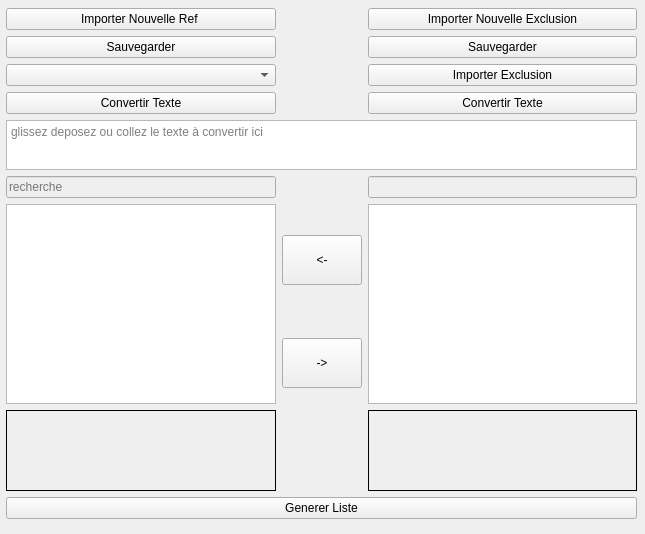
Qt form src/main/python/package/Adress4_UI.ui (pimpim13/PyUtil) before a commit.
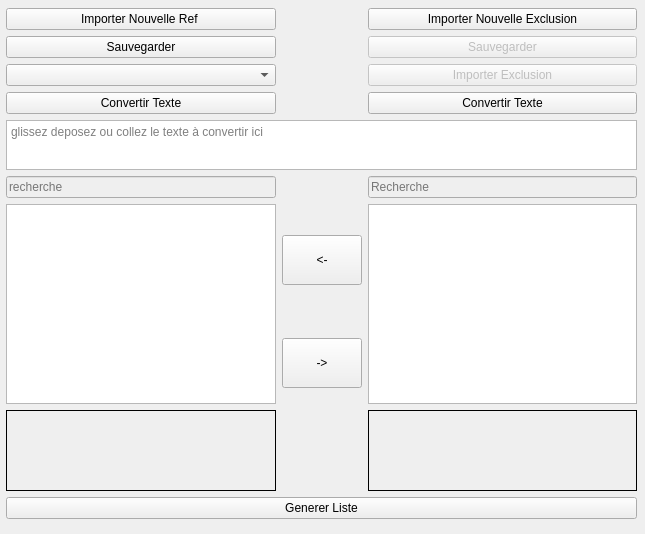
The same form after that commit.

Commit message: Ajout de la recherche sur liste exclusion

Patch:
```diff
--- a/src/main/python/package/Adress4_UI.ui
+++ b/src/main/python/package/Adress4_UI.ui
@@ -72,6 +72,9 @@
     </item>
     <item row="1" column="2">
      <widget class="QPushButton" name="btn_convert_exclusion">
+      <property name="enabled">
+       <bool>false</bool>
+      </property>
       <property name="text">
        <string>Sauvegarder</string>
       </property>
@@ -86,6 +89,9 @@
     </item>
     <item row="2" column="2">
      <widget class="QPushButton" name="btn_import_exclusion">
+      <property name="enabled">
+       <bool>false</bool>
+      </property>
       <property name="text">
        <string>Importer Exclusion</string>
       </property>
@@ -184,6 +190,9 @@
       <property name="enabled">
        <bool>false</bool>
       </property>
+      <property name="placeholderText">
+       <string>Recherche</string>
+      </property>
      </widget>
     </item>
     <item row="5" column="0">
```
The commit also changes 2 other files.
